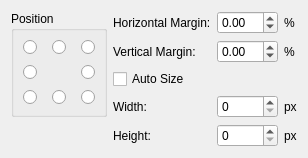
Old version of the form libs/guicore/image/imagesettingwidget.ui in the repository i-RIC/prepost-gui.
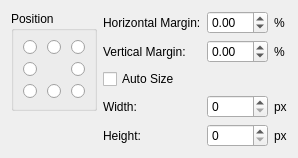
New version of the form.

Patch:
```diff
--- a/libs/guicore/image/imagesettingwidget.ui
+++ b/libs/guicore/image/imagesettingwidget.ui
@@ -6,7 +6,7 @@
    <rect>
     <x>0</x>
     <y>0</y>
-    <width>288</width>
+    <width>278</width>
     <height>148</height>
    </rect>
   </property>
@@ -23,10 +23,10 @@
        </property>
        <layout class="QGridLayout" name="gridLayout">
         <property name="horizontalSpacing">
-         <number>15</number>
+         <number>10</number>
         </property>
         <property name="verticalSpacing">
-         <number>10</number>
+         <number>7</number>
         </property>
         <item row="0" column="0">
          <widget class="QRadioButton" name="topLeftRadioButton">
```
